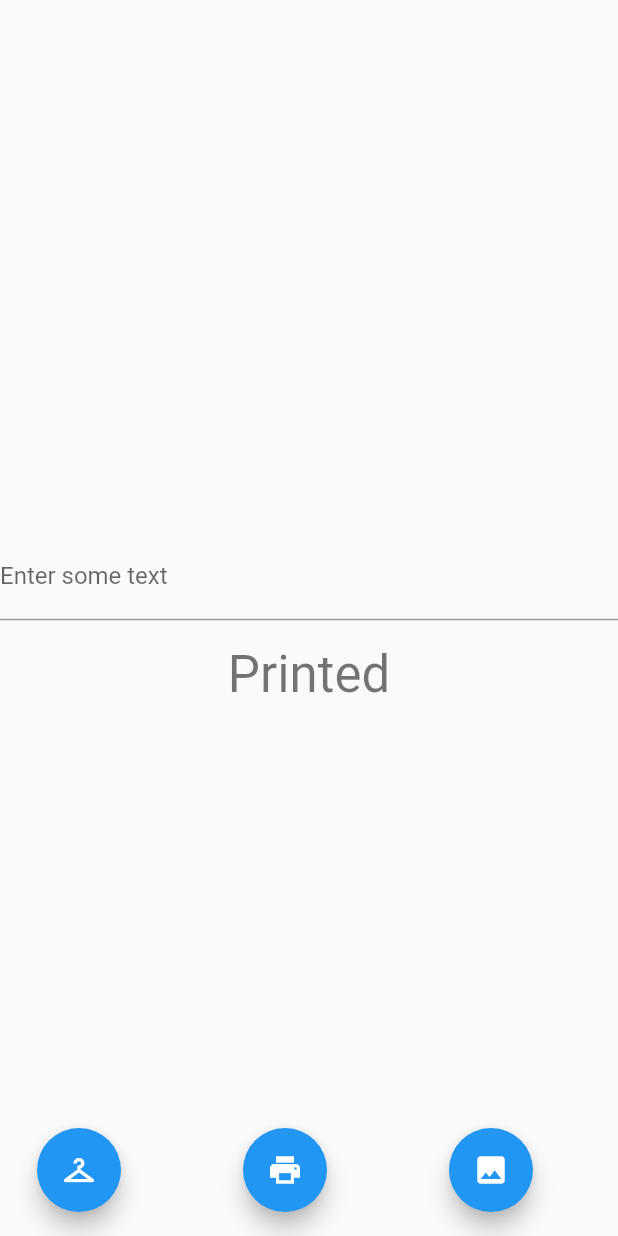
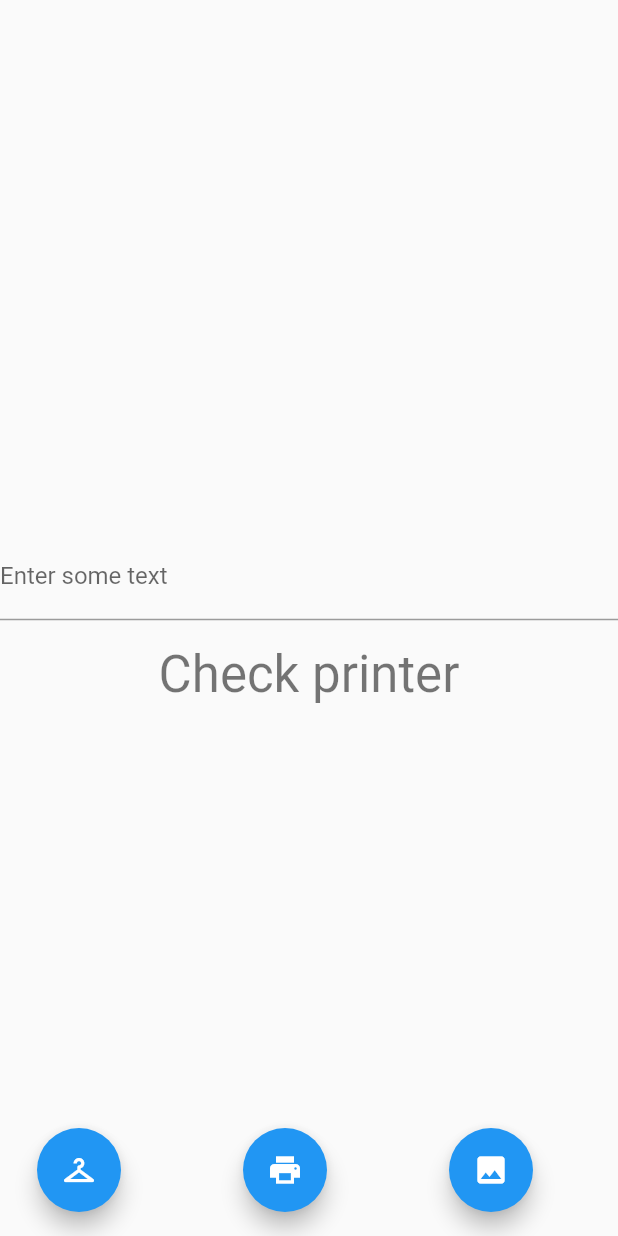
Before and after one commit to hassanannajjar/tp808_printer, a Flutter app: the screen it shows after launch, after a tap on the "print" icon, on a phone screen of 412 x 824 dp. Run offline on Flutter 3.47's test engine with Material 2 defaults, Android fonts, the phone set to English and light mode, and no system bars.

Commit message:
refactor code

```diff
--- a/lib/main.dart
+++ b/lib/main.dart
@@ -36,7 +36,6 @@ class _MyHomePageState extends State<MyHomePage> {
   @override
   void initState() {
     super.initState();
-    // Add your initialization code here
     _checkPrinterStatus();
   }
 
@@ -61,12 +60,12 @@ class _MyHomePageState extends State<MyHomePage> {
   Future<void> _printTestText() async {
     String printerStatus;
     try {
-      await platform.invokeMethod('printTestText');
+      printerStatus = await platform.invokeMethod('printTestText');
     } on PlatformException catch (e) {
       printerStatus = "Failed to read: '${e.message}'.";
     }
     setState(() {
-      _printerStatus = 'Printed';
+      _printerStatus = printerStatus;
     });
   }
 
@@ -85,7 +84,6 @@ class _MyHomePageState extends State<MyHomePage> {
         'size': 500,
         'isRotate': false,
         'sype': 0,
-        'isLzo': false,
       });
     } on PlatformException catch (e) {
       printerStatus = "Failed to read: '${e.message}'.";
```
Also changed, not shown: 1 other file.
